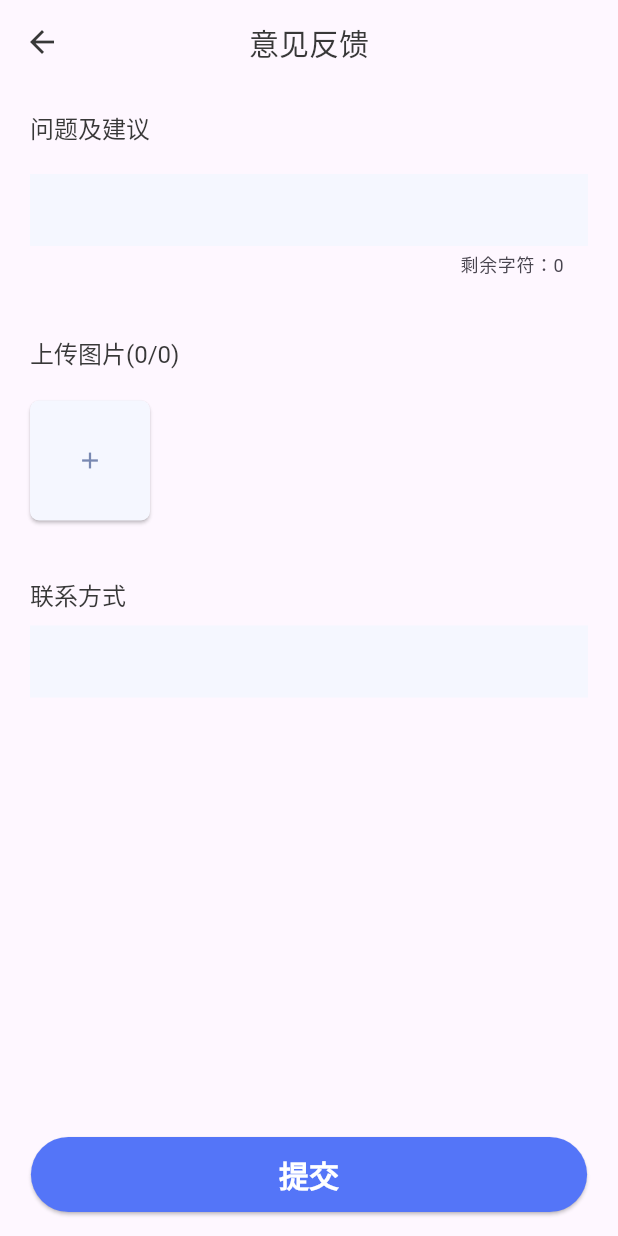
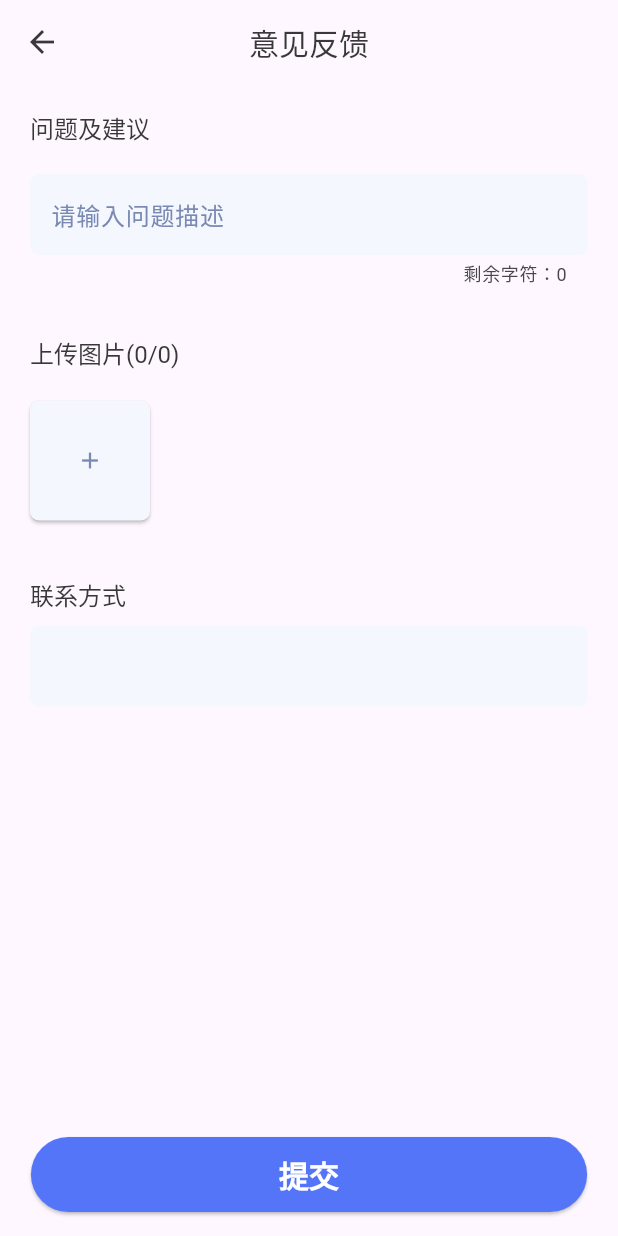
Before and after one commit to Shiyaozhen/company-bym-flutter, a Flutter app: the MineFeedback screen opened by its route, on a phone screen of 412 x 824 dp. Run offline on Flutter 3.47's test engine with Material 3 defaults, Android fonts, the phone set to English and light mode, and no system bars; our stand-ins replace dio, fl_chart, flutter_svg, fluttertoast, get, hex and 2 more; missing offline and left inert: wifi_iot, wifi_scan; accounts and stored records are empty; project files that could hold a hidden picture were left out.

Commit message:
'输入框全局配置、修改密码页面开发'

```diff
--- /dev/null
+++ b/lib/pages/mine/feed_back.dart
@@ -0,0 +1,229 @@
+import 'dart:io';
+
+import 'package:flutter/material.dart';
+import 'package:image_picker/image_picker.dart';
+
+class MineFeedback extends StatefulWidget {
+  const MineFeedback({Key? key}) : super(key: key);
+
+  @override
+  _FeedbackState createState() => _FeedbackState();
+}
+
+class _FeedbackState extends State<MineFeedback> {
+  List<File> _images = [];
+  int _remainingCharacters = 0;
+
+  Future _pickImage() async {
+    final ImagePicker picker = ImagePicker();
+    final XFile? image = await picker.pickImage(source: ImageSource.gallery);
+    if (image != null) {
+      setState(() {
+        if (_images.length < 3) {
+          _images.add(File(image.path));
+        }
+      });
+    }
+  }
+
+  void _updateRemainingCharacters(String text) {
+    setState(() {
+      _remainingCharacters = 130 - text.length;
+    });
+  }
+
+  @override
+  Widget build(BuildContext context) {
+    return Scaffold(
+      appBar: AppBar(
+        title: Text(
+          '意见反馈',
+          textAlign: TextAlign.center,
+          style: Theme.of(context).textTheme.headline5,
+        ),
+        centerTitle: true,
+        leading: IconButton(
+          icon: Icon(Icons.arrow_back),
+          color: Color(0xFF383838),
+          onPressed: () {
+            Navigator.pop(context);
+          },
+        ),
+      ),
+      body: Padding(
+        padding: const EdgeInsets.all(20.0),
+        child: Column(
+          children: [
+            Padding(
+              padding: EdgeInsets.only(bottom: 20.0),
+              child: Align(
+                alignment: Alignment.centerLeft,
+                child: Text(
+                  '问题及建议',
+                  style: Theme.of(context).textTheme.headline3,
+                ),
+              ),
+            ),
+            Padding(
+              padding: EdgeInsets.only(bottom: 10.0),
+              child: Align(
+                  alignment: Alignment.centerLeft,
+                  child: Container(
+                    height: 100,
+                    child: TextField(
+                      // controller: _messageController,
+                      maxLength: 130,
+                      maxLines: null,
+                      onChanged: _updateRemainingCharacters,
+                      decoration: InputDecoration(
+                        counterText: '剩余字符：$_remainingCharacters',
+                         hintText: '请输入问题描述', // 设置提示文字
+                      ),
+                    ),
+                  )),
+            ),
+            Padding(
+              padding: EdgeInsets.only(bottom: 20.0),
+              child: Align(
+                alignment: Alignment.centerLeft,
+                child: Text(
+                  '上传图片(0/${_images.length})',
+                  style: Theme.of(context).textTheme.headline3,
+                ),
+              ),
+            ),
+            Row(
+              children: <Widget>[
+                Expanded(
+                  child: Wrap(
+                    spacing: 3,
+                    runSpacing: 3,
+                    children: [
+                      Visibility(
+                        visible: _images.length < 3,
+                        child: Container(
+                          width: 80,
+                          height: 80,
+                          margin: const EdgeInsets.only(right: 10),
+                          child: ElevatedButton(
+                            onPressed: _images.length < 3 ? _pickImage : null,
+                            style: ElevatedButton.styleFrom(
+                              backgroundColor: Color(0xFFF5F7FF),
+                              shape: RoundedRectangleBorder(
+                                borderRadius: BorderRadius.circular(6),
+                              ),
+                            ),
+                            child: const Icon(
+                              Icons.add,
+                              color: Color(0xFF7989B2),
+                            ),
+                          ),
+                        ),
+                      ),
+                      ..._images.map(
+                        (image) => Container(
+                          width: 80,
+                          height: 80,
+                          margin: const EdgeInsets.only(right: 10),
+                          child: Stack(
+                            children: [
+                              Image.file(
+                                width: 80,
+                                height: 80,
+                                image,
+                                fit: BoxFit.cover,
+                              ),
+                              Positioned(
+                                top: 5,
+                                right: 5,
+                                child: GestureDetector(
+                                  onTap: () {
+                                    setState(() {
+                                      _images.remove(image);
+                                    });
+                                  },
+                                  child: Container(
+                                    width: 20,
+                                    height: 20,
+                                    decoration: const BoxDecoration(
+                                      color: Colors.red,
+                                      shape: BoxShape.circle,
+                                    ),
+                                    child: const Icon(
+                                      Icons.close,
+                                      color: Colors.white,
+                                      size: 16,
+                                    ),
+                                  ),
+                                ),
+                              ),
+                            ],
+                          ),
+                        ),
+                      ),
+                    ],
+                  ),
+                ),
+              ],
+            ),
+            Padding(
+              padding: EdgeInsets.only(top: 40.0),
+              child: Align(
+                alignment: Alignment.centerLeft,
+                child: Text(
+                  '联系方式',
+                  style: Theme.of(context).textTheme.headline3,
+                ),
+              ),
+            ),
+            Container(
+              height: 100,
+              margin: const EdgeInsets.only(top: 10),
+              child: TextField(
+                maxLength: 130,
+                maxLines: null,
+                onChanged: _updateRemainingCharacters,
+                decoration: InputDecoration(
+                  counterText: '',
+                  filled: true,
+                  fillColor: Color(0xFFF5F7FF),
+                  border: InputBorder.none,
+                  enabledBorder: OutlineInputBorder(
+                    borderSide: BorderSide.none,
+                    borderRadius: BorderRadius.circular(6.0),
+                  ),
+                  focusedBorder: OutlineInputBorder(
+                    borderSide: BorderSide.none,
+                    borderRadius: BorderRadius.circular(6.0),
+                  ),
+                ),
+              ),
+            )
+          ],
+        ),
+      ),
+      floatingActionButton: Container(
+          alignment: Alignment.bottomCenter,
+          child: FractionallySizedBox(
+            widthFactor: 0.9,
+            child: ElevatedButton(
+              onPressed: () {},
+              // style: ButtonStyle(
+              //   backgroundColor: MaterialStateProperty.all(Color(0xFF5475F8)),
+              //   foregroundColor: MaterialStateProperty.all(Color(0xFFFFFFFF)),
+              //   minimumSize: MaterialStateProperty.all(Size.fromHeight(45.0)),
+              //   shape: MaterialStateProperty.all<RoundedRectangleBorder>(
+              //     RoundedRectangleBorder(
+              //       borderRadius: BorderRadius.circular(25.0), // 设置圆角半径为20.0
+              //     ),
+              //   ),
+              // ),
+              child: Text('提交',
+                  style: Theme.of(context).textTheme.headline5?.copyWith(
+                      color: Color(0xFFFFFFFF), fontWeight: FontWeight.bold)),
+            ),
+          )),
+      floatingActionButtonLocation: FloatingActionButtonLocation.centerFloat,
+    );
+  }
+}
--- a/lib/pages/mine/feedback.dart
+++ /dev/null
@@ -1,222 +0,0 @@
-import 'dart:io';
-
-import 'package:flutter/material.dart';
-import 'package:image_picker/image_picker.dart';
-
-class MineFeedback extends StatefulWidget {
-  const MineFeedback({Key? key}) : super(key: key);
-
-  @override
-  _FeedbackState createState() => _FeedbackState();
-}
-
-class _FeedbackState extends State<MineFeedback> {
-  List<File> _images = [];
-  int _remainingCharacters = 0;
-
-  Future _pickImage() async {
-    final ImagePicker picker = ImagePicker();
-    final XFile? image = await picker.pickImage(source: ImageSource.gallery);
-    if (image != null) {
-      setState(() {
-        if (_images.length < 3) {
-          _images.add(File(image.path));
-        }
-      });
-    }
-  }
-
-  void _updateRemainingCharacters(String text) {
-    setState(() {
-      _remainingCharacters = 130 - text.length;
-    });
-  }
-
-  @override
-  Widget build(BuildContext context) {
-    return Scaffold(
-        appBar: AppBar(
-          title: Text(
-            '意见反馈',
-            textAlign: TextAlign.center,
-            style: Theme.of(context).textTheme.headline5,
-          ),
-          centerTitle: true,
-          leading: IconButton(
-            icon: Icon(Icons.arrow_back),
-            color: Color(0xFF383838),
-            onPressed: () {
-              Navigator.pop(context);
-            },
-          ),
-        ),
-        body: Padding(
-          padding: const EdgeInsets.all(20.0),
-          child: Column(
-            children: [
-              Padding(
-                padding: EdgeInsets.only(bottom: 20.0),
-                child: Align(
-                  alignment: Alignment.centerLeft,
-                  child: Text(
-                    '问题及建议',
-                    style: Theme.of(context).textTheme.headline3,
-                  ),
-                ),
-              ),
-              Padding(
-                padding: EdgeInsets.only(bottom: 10.0),
-                child: Align(
-                    alignment: Alignment.centerLeft,
-                    child: Container(
-                      height: 100,
-                      child: TextField(
-                        // controller: _messageController,
-                        maxLength: 130,
-                        maxLines: null,
-                        onChanged: _updateRemainingCharacters,
-                        decoration: InputDecoration(
-                          counterText: '剩余字符：$_remainingCharacters',
-                          filled: true,
-                          fillColor: Color(0xFFF5F7FF),
-                          border: InputBorder.none,
-                        ),
-                      ),
-                    )),
-              ),
-              Padding(
-                padding: EdgeInsets.only(bottom: 20.0),
-                child: Align(
-                  alignment: Alignment.centerLeft,
-                  child: Text(
-                    '上传图片(0/${_images.length})',
-                    style: Theme.of(context).textTheme.headline3,
-                  ),
-                ),
-              ),
-              Row(
-                children: <Widget>[
-                  Expanded(
-                    child: Wrap(
-                      spacing: 3,
-                      runSpacing: 3,
-                      children: [
-                        Visibility(
-                          visible: _images.length < 3,
-                          child: Container(
-                            width: 80,
-                            height: 80,
-                            margin: const EdgeInsets.only(right: 10),
-                            child: ElevatedButton(
-                              onPressed: _images.length < 3 ? _pickImage : null,
-                              style: ElevatedButton.styleFrom(
-                                backgroundColor: Color(0xFFF5F7FF),
-                                shape: RoundedRectangleBorder(
-                                  borderRadius: BorderRadius.circular(6),
-                                ),
-                              ),
-                              child: const Icon(
-                                Icons.add,
-                                color: Color(0xFF7989B2),
-                              ),
-                            ),
-                          ),
-                        ),
-                        ..._images.map(
-                          (image) => Container(
-                            width: 80,
-                            height: 80,
-                            margin: const EdgeInsets.only(right: 10),
-                            child: Stack(
-                              children: [
-                                Image.file(
-                                  width: 80,
-                                  height: 80,
-                                  image,
-                                  fit: BoxFit.cover,
-                                ),
-                                Positioned(
-                                  top: 5,
-                                  right: 5,
-                                  child: GestureDetector(
-                                    onTap: () {
-                                      setState(() {
-                                        _images.remove(image);
-                                      });
-                                    },
-                                    child: Container(
-                                      width: 20,
-                                      height: 20,
-                                      decoration: const BoxDecoration(
-                                        color: Colors.red,
-                                        shape: BoxShape.circle,
-                                      ),
-                                      child: const Icon(
-                                        Icons.close,
-                                        color: Colors.white,
-                                        size: 16,
-                                      ),
-                                    ),
-                                  ),
-                                ),
-                              ],
-                            ),
-                          ),
-                        ),
-                      ],
-                    ),
-                  ),
-                ],
-              ),
-              Padding(
-                padding: EdgeInsets.only(top: 40.0),
-                child: Align(
-                  alignment: Alignment.centerLeft,
-                  child: Text(
-                    '联系方式',
-                    style: Theme.of(context).textTheme.headline3,
-                  ),
-                ),
-              ),
-              Container(
-                height: 100,
-                margin: const EdgeInsets.only(top: 10),
-                child: TextField(
-                  maxLength: 130,
-                  maxLines: null,
-                  onChanged: _updateRemainingCharacters,
-                  decoration: InputDecoration(
-                    counterText: '',
-                    filled: true,
-                    fillColor: Color(0xFFF5F7FF),
-                    border: InputBorder.none,
-                  ),
-                ),
-              )
-            ],
-          ),
-        ),
-         floatingActionButton:  Container(
-            alignment: Alignment.bottomCenter,
-            child: FractionallySizedBox(
-              widthFactor: 0.9,
-              child: ElevatedButton(
-                onPressed: () {
-                },
-                // style: ButtonStyle(
-                //   backgroundColor: MaterialStateProperty.all(Color(0xFF5475F8)),
-                //   foregroundColor: MaterialStateProperty.all(Color(0xFFFFFFFF)),
-                //   minimumSize: MaterialStateProperty.all(Size.fromHeight(45.0)),
-                //   shape: MaterialStateProperty.all<RoundedRectangleBorder>(
-                //     RoundedRectangleBorder(
-                //       borderRadius: BorderRadius.circular(25.0), // 设置圆角半径为20.0
-                //     ),
-                //   ),
-                // ),
-                child: Text('提交',style:Theme.of(context).textTheme.headline5?.copyWith(color: Color(0xFFFFFFFF),fontWeight: FontWeight.bold)),
-              ),
-            )),
-       floatingActionButtonLocation: FloatingActionButtonLocation.centerFloat,
-        );
-  }
-}
```
Also changed, not shown: lib/get_pages.dart (+6 -2 lines), lib/main.dart (+28 -5 lines), lib/pages/login/index.dart (+25 -10 lines), lib/pages/mine/change_pwd.dart (added, +157 -0 lines), lib/pages/mine/con_logoff.dart (renamed from lib/pages/mine/conlogoff.dart, +0 -8 lines).
